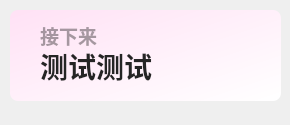
First picture: the form in yukimura/widget-next-activity.ui, repository leohu1/CWThemes, before the edit.
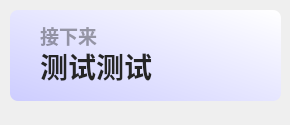
Second picture: the form after the edit. Icons and pictures are not drawn.

Commit message: Change Yukimura Theme Color

```diff
--- a/yukimura/widget-next-activity.ui
+++ b/yukimura/widget-next-activity.ui
@@ -96,7 +96,7 @@
     </rect>
    </property>
    <property name="styleSheet">
-    <string notr="true">background-color: qlineargradient(spread:pad, x1:0, y1:0, x2:1, y2:1, stop:0 rgba(255, 225, 245, 255), stop:1 rgba(255, 255, 255, 255));
+    <string notr="true">background-color: qlineargradient(spread:pad, x1:0, y1:1, x2:1, y2:0, stop:0 rgba(205, 205, 255, 255), stop:1 rgba(255, 255, 255, 255));
 border-radius: 8px</string>
    </property>
    <property name="text">
```
The commit also changes 5 other files.
